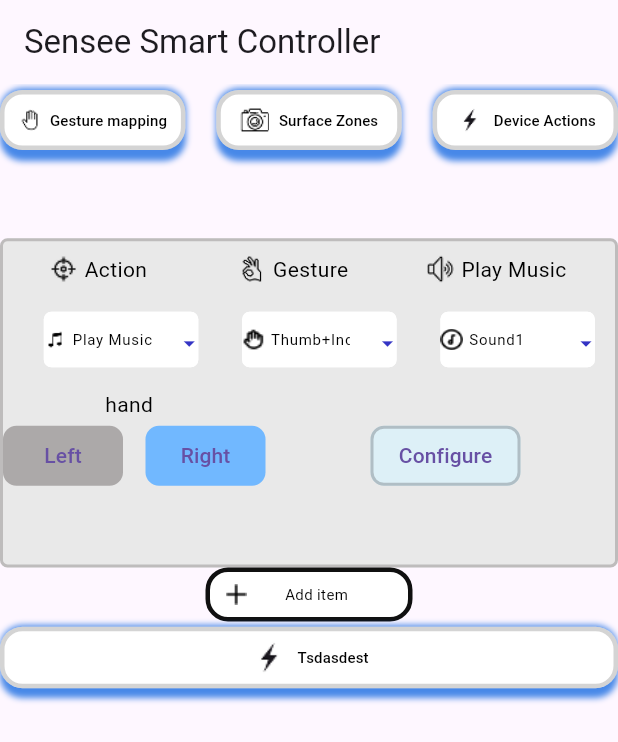
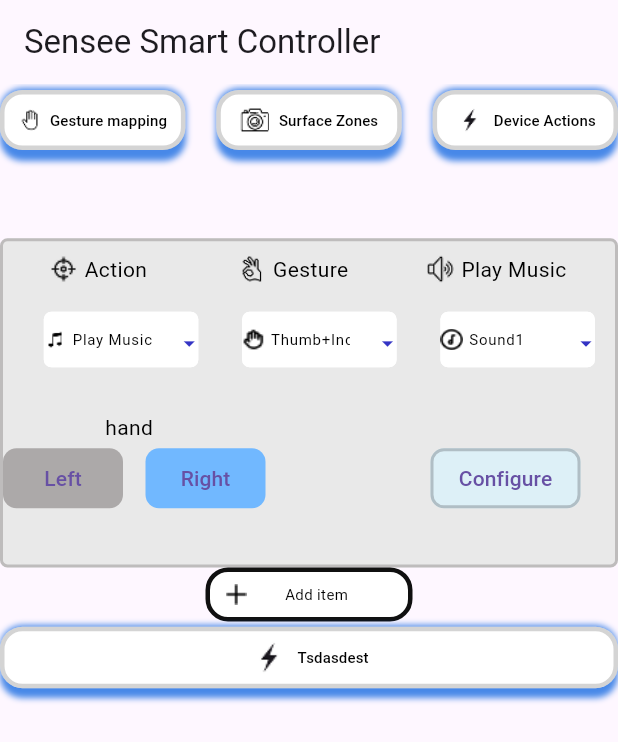
Before and after one commit to RafailAndreou/sensee, a Flutter app: the screen it shows after launch, on a phone screen of 412 x 824 dp. Shown: the top 742 px of the screen. Run offline on Flutter 3.47's test engine with Material 3 defaults, Android fonts, the phone set to English and light mode, and no system bars; missing offline and left inert: ir_sensor_plugin.

Commit message:
Minor fixes more space in connection.dart . More space between dropdownmenu and configuration area(hand)

```diff
--- a/surface_controller/lib/screen/gesturemapping/widgets/connection/connection.dart
+++ b/surface_controller/lib/screen/gesturemapping/widgets/connection/connection.dart
@@ -22,7 +22,7 @@ class Connection extends StatelessWidget {
           Flexible(child: _buildTopRow()),
           const SizedBox(height: 10),
           Flexible(child: _buildMenuRow()),
-          const SizedBox(height: 15),
+          const SizedBox(height: 30),
           Flexible(child: _buildHandLabel()),
           Flexible(child: _buildHandButtons()),
         ],
@@ -163,7 +163,7 @@ class Connection extends StatelessWidget {
                     onPressed: () {},
                     backgroundColor: const Color(0xFF71B8FF),
                   ),
-                  const SizedBox(width: 70),
+                  const SizedBox(width: 110),
                   ConfigureButton(label: "Configure", onPressed: () {}),
                 ],
               ),
```
